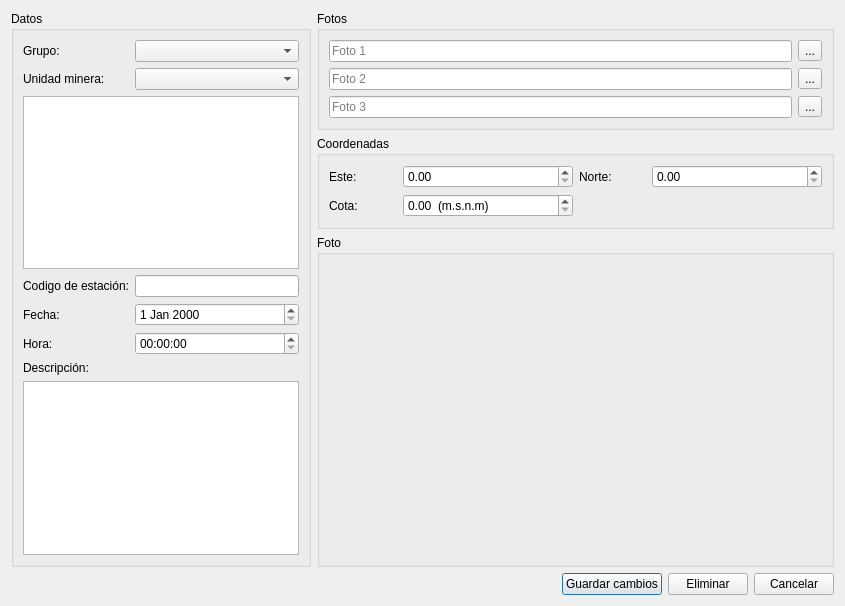
Before: the Qt Designer form editdatadialog.ui in lincolningaroca/SWDataMonitoreo, drawn with Qt 5.
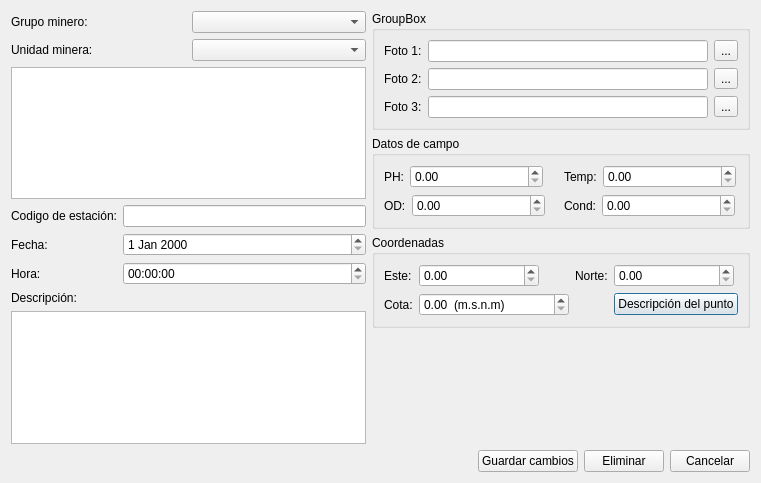
After: the same form once the commit is applied. Icons and pictures are not drawn.

Commit message: agregado formulario de descripcion para puntos, se completo la funcionalidad del formulario editar datos de puntos de monitoreo

```diff
--- a/editdatadialog.ui
+++ b/editdatadialog.ui
@@ -6,113 +6,97 @@
    <rect>
     <x>0</x>
     <y>0</y>
-    <width>845</width>
-    <height>606</height>
+    <width>761</width>
+    <height>483</height>
    </rect>
   </property>
   <property name="windowTitle">
    <string>Dialog</string>
   </property>
-  <layout class="QGridLayout" name="gridLayout_2">
+  <layout class="QGridLayout" name="gridLayout_6">
    <item row="0" column="0">
-    <widget class="QGroupBox" name="groupBox_2">
-     <property name="sizePolicy">
-      <sizepolicy hsizetype="Fixed" vsizetype="Preferred">
-       <horstretch>0</horstretch>
-       <verstretch>0</verstretch>
-      </sizepolicy>
-     </property>
-     <property name="minimumSize">
-      <size>
-       <width>300</width>
-       <height>0</height>
-      </size>
-     </property>
-     <property name="title">
-      <string>Datos</string>
-     </property>
-     <layout class="QGridLayout" name="gridLayout">
-      <item row="0" column="0">
-       <widget class="QLabel" name="label">
-        <property name="text">
-         <string>Grupo:</string>
-        </property>
-       </widget>
-      </item>
-      <item row="0" column="1">
-       <widget class="QComboBox" name="cboGrupo"/>
-      </item>
-      <item row="1" column="0">
-       <widget class="QLabel" name="label_2">
-        <property name="text">
-         <string>Unidad minera:</string>
-        </property>
-       </widget>
-      </item>
-      <item row="1" column="1">
-       <widget class="QComboBox" name="cboUnidad"/>
-      </item>
-      <item row="2" column="0" colspan="2">
-       <widget class="QTableView" name="twEstaciones">
-        <property name="alternatingRowColors">
-         <bool>true</bool>
-        </property>
-        <property name="selectionBehavior">
-         <enum>QAbstractItemView::SelectRows</enum>
-        </property>
-       </widget>
-      </item>
-      <item row="3" column="0">
-       <widget class="QLabel" name="label_3">
-        <property name="text">
-         <string>Codigo de estación:</string>
-        </property>
-       </widget>
-      </item>
-      <item row="3" column="1">
-       <widget class="QLineEdit" name="txtCodigo"/>
-      </item>
-      <item row="4" column="0">
-       <widget class="QLabel" name="label_4">
-        <property name="text">
-         <string>Fecha:</string>
-        </property>
-       </widget>
-      </item>
-      <item row="4" column="1">
-       <widget class="QDateEdit" name="deFecha"/>
-      </item>
-      <item row="5" column="0">
-       <widget class="QLabel" name="label_5">
-        <property name="text">
-         <string>Hora:</string>
-        </property>
-       </widget>
-      </item>
-      <item row="5" column="1">
-       <widget class="QTimeEdit" name="teHora"/>
-      </item>
-      <item row="6" column="0" colspan="2">
-       <layout class="QVBoxLayout" name="verticalLayout">
-        <item>
-         <widget class="QLabel" name="label_6">
-          <property name="text">
-           <string>Descripción:</string>
-          </property>
-         </widget>
-        </item>
-        <item>
-         <widget class="QPlainTextEdit" name="txtDescripcion"/>
-        </item>
-       </layout>
-      </item>
-     </layout>
-    </widget>
+    <layout class="QVBoxLayout" name="verticalLayout">
+     <item>
+      <layout class="QGridLayout" name="gridLayout">
+       <item row="0" column="0">
+        <widget class="QLabel" name="label">
+         <property name="text">
+          <string>Grupo minero:</string>
+         </property>
+        </widget>
+       </item>
+       <item row="0" column="1">
+        <widget class="QComboBox" name="cboGrupo"/>
+       </item>
+       <item row="1" column="0">
+        <widget class="QLabel" name="label_2">
+         <property name="text">
+          <string>Unidad minera:</string>
+         </property>
+        </widget>
+       </item>
+       <item row="1" column="1">
+        <widget class="QComboBox" name="cboUnidad"/>
+       </item>
+      </layout>
+     </item>
+     <item>
+      <widget class="QTableWidget" name="twEstaciones">
+       <property name="selectionBehavior">
+        <enum>QAbstractItemView::SelectRows</enum>
+       </property>
+      </widget>
+     </item>
+     <item>
+      <layout class="QGridLayout" name="gridLayout_2">
+       <item row="0" column="0">
+        <widget class="QLabel" name="label_3">
+         <property name="text">
+          <string>Codigo de estación:</string>
+         </property>
+        </widget>
+       </item>
+       <item row="0" column="1">
+        <widget class="QLineEdit" name="lineEdit"/>
+       </item>
+       <item row="1" column="0">
+        <widget class="QLabel" name="label_4">
+         <property name="text">
+          <string>Fecha:</string>
+         </property>
+        </widget>
+       </item>
+       <item row="1" column="1">
+        <widget class="QDateEdit" name="dateEdit"/>
+       </item>
+       <item row="2" column="0">
+        <widget class="QLabel" name="label_5">
+         <property name="text">
+          <string>Hora:</string>
+         </property>
+        </widget>
+       </item>
+       <item row="2" column="1">
+        <widget class="QTimeEdit" name="timeEdit"/>
+       </item>
+      </layout>
+     </item>
+     <item>
+      <widget class="QLabel" name="label_16">
+       <property name="text">
+        <string>Descripción:</string>
+       </property>
+      </widget>
+     </item>
+     <item>
+      <widget class="QPlainTextEdit" name="plainTextEdit"/>
+     </item>
+    </layout>
    </item>
    <item row="0" column="1">
-    <layout class="QVBoxLayout" name="verticalLayout_3">
+    <layout class="QVBoxLayout" name="verticalLayout_2">
      <item>
-      <widget class="QGroupBox" name="groupBox_3">
+      <widget class="QGroupBox" name="groupBox_2">
        <property name="sizePolicy">
         <sizepolicy hsizetype="Preferred" vsizetype="Fixed">
          <horstretch>0</horstretch>
@@ -120,17 +104,24 @@
         </sizepolicy>
        </property>
        <property name="title">
-        <string>Fotos</string>
+        <string>GroupBox</string>
        </property>
        <layout class="QGridLayout" name="gridLayout_3">
         <item row="0" column="0">
-         <widget class="QLineEdit" name="txtFoto_1">
-          <property name="placeholderText">
-           <string>Foto 1</string>
+         <widget class="QLabel" name="label_6">
+          <property name="text">
+           <string>Foto 1:</string>
           </property>
          </widget>
         </item>
         <item row="0" column="1">
+         <widget class="QLineEdit" name="lineEdit_2">
+          <property name="readOnly">
+           <bool>true</bool>
+          </property>
+         </widget>
+        </item>
+        <item row="0" column="2">
          <widget class="QToolButton" name="toolButton">
           <property name="text">
            <string>...</string>
@@ -138,13 +129,20 @@
          </widget>
         </item>
         <item row="1" column="0">
-         <widget class="QLineEdit" name="txtFoto_2">
-          <property name="placeholderText">
-           <string>Foto 2</string>
+         <widget class="QLabel" name="label_7">
+          <property name="text">
+           <string>Foto 2:</string>
           </property>
          </widget>
         </item>
         <item row="1" column="1">
+         <widget class="QLineEdit" name="lineEdit_3">
+          <property name="readOnly">
+           <bool>true</bool>
+          </property>
+         </widget>
+        </item>
+        <item row="1" column="2">
          <widget class="QToolButton" name="toolButton_2">
           <property name="text">
            <string>...</string>
@@ -152,13 +150,20 @@
          </widget>
         </item>
         <item row="2" column="0">
-         <widget class="QLineEdit" name="txtFoto_3">
-          <property name="placeholderText">
-           <string>Foto 3</string>
+         <widget class="QLabel" name="label_8">
+          <property name="text">
+           <string>Foto 3:</string>
           </property>
          </widget>
         </item>
         <item row="2" column="1">
+         <widget class="QLineEdit" name="lineEdit_4">
+          <property name="readOnly">
+           <bool>true</bool>
+          </property>
+         </widget>
+        </item>
+        <item row="2" column="2">
          <widget class="QToolButton" name="toolButton_3">
           <property name="text">
            <string>...</string>
@@ -177,54 +182,220 @@
         </sizepolicy>
        </property>
        <property name="title">
-        <string>Coordenadas</string>
+        <string>Datos de campo</string>
        </property>
        <layout class="QGridLayout" name="gridLayout_4">
-        <item row="0" column="2">
-         <widget class="QLabel" name="label_8">
-          <property name="text">
-           <string>Norte:</string>
-          </property>
-         </widget>
+        <item row="0" column="0">
+         <layout class="QFormLayout" name="formLayout_3">
+          <item row="0" column="0">
+           <widget class="QLabel" name="label_9">
+            <property name="text">
+             <string>PH:</string>
+            </property>
+           </widget>
+          </item>
+          <item row="0" column="1">
+           <widget class="QDoubleSpinBox" name="dsbPh">
+            <property name="minimumSize">
+             <size>
+              <width>133</width>
+              <height>0</height>
+             </size>
+            </property>
+            <property name="maximumSize">
+             <size>
+              <width>133</width>
+              <height>16777215</height>
+             </size>
+            </property>
+            <property name="readOnly">
+             <bool>false</bool>
+            </property>
+           </widget>
+          </item>
+         </layout>
         </item>
         <item row="0" column="1">
-         <widget class="QDoubleSpinBox" name="doubleSpinBox_4">
-          <property name="minimumSize">
-           <size>
-            <width>170</width>
-            <height>0</height>
-           </size>
-          </property>
-          <property name="maximumSize">
-           <size>
-            <width>150</width>
-            <height>16777215</height>
-           </size>
-          </property>
-          <property name="maximum">
-           <double>99999999.989999994635582</double>
-          </property>
-         </widget>
+         <layout class="QFormLayout" name="formLayout_4">
+          <item row="0" column="0">
+           <widget class="QLabel" name="label_11">
+            <property name="text">
+             <string>Temp:</string>
+            </property>
+           </widget>
+          </item>
+          <item row="0" column="1">
+           <widget class="QDoubleSpinBox" name="dsbTemp">
+            <property name="minimumSize">
+             <size>
+              <width>133</width>
+              <height>0</height>
+             </size>
+            </property>
+            <property name="maximumSize">
+             <size>
+              <width>133</width>
+              <height>16777215</height>
+             </size>
+            </property>
+            <property name="readOnly">
+             <bool>false</bool>
+            </property>
+            <property name="maximum">
+             <double>999.990000000000009</double>
+            </property>
+           </widget>
+          </item>
+         </layout>
         </item>
+        <item row="1" column="0">
+         <layout class="QFormLayout" name="formLayout_5">
+          <item row="0" column="0">
+           <widget class="QLabel" name="label_10">
+            <property name="text">
+             <string>OD:</string>
+            </property>
+           </widget>
+          </item>
+          <item row="0" column="1">
+           <widget class="QDoubleSpinBox" name="dsbOd">
+            <property name="minimumSize">
+             <size>
+              <width>133</width>
+              <height>0</height>
+             </size>
+            </property>
+            <property name="maximumSize">
+             <size>
+              <width>133</width>
+              <height>16777215</height>
+             </size>
+            </property>
+            <property name="readOnly">
+             <bool>false</bool>
+            </property>
+           </widget>
+          </item>
+         </layout>
+        </item>
+        <item row="1" column="1">
+         <layout class="QFormLayout" name="formLayout_6">
+          <item row="0" column="0">
+           <widget class="QLabel" name="label_12">
+            <property name="text">
+             <string>Cond:</string>
+            </property>
+           </widget>
+          </item>
+          <item row="0" column="1">
+           <widget class="QDoubleSpinBox" name="dsbCond">
+            <property name="minimumSize">
+             <size>
+              <width>133</width>
+              <height>0</height>
+             </size>
+            </property>
+            <property name="maximumSize">
+             <size>
+              <width>133</width>
+              <height>16777215</height>
+             </size>
+            </property>
+            <property name="readOnly">
+             <bool>false</bool>
+            </property>
+            <property name="maximum">
+             <double>999999999.990000009536743</double>
+            </property>
+           </widget>
+          </item>
+         </layout>
+        </item>
+       </layout>
+      </widget>
+     </item>
+     <item>
+      <widget class="QGroupBox" name="groupBox_5">
+       <property name="sizePolicy">
+        <sizepolicy hsizetype="Preferred" vsizetype="Fixed">
+         <horstretch>0</horstretch>
+         <verstretch>0</verstretch>
+        </sizepolicy>
+       </property>
+       <property name="title">
+        <string>Coordenadas</string>
+       </property>
+       <layout class="QGridLayout" name="gridLayout_5">
         <item row="0" column="0">
-         <widget class="QLabel" name="label_7">
+         <widget class="QLabel" name="label_13">
           <property name="text">
            <string>Este:</string>
           </property>
          </widget>
         </item>
-        <item row="2" column="0">
-         <widget class="QLabel" name="label_9">
+        <item row="0" column="1">
+         <widget class="QDoubleSpinBox" name="dsbEste">
+          <property name="minimumSize">
+           <size>
+            <width>120</width>
+            <height>0</height>
+           </size>
+          </property>
+          <property name="maximumSize">
+           <size>
+            <width>120</width>
+            <height>16777215</height>
+           </size>
+          </property>
+          <property name="maximum">
+           <double>9999999999.000000000000000</double>
+          </property>
+         </widget>
+        </item>
+        <item row="0" column="2">
+         <widget class="QLabel" name="label_14">
+          <property name="text">
+           <string>Norte:</string>
+          </property>
+         </widget>
+        </item>
+        <item row="0" column="3">
+         <widget class="QDoubleSpinBox" name="dsbNorte">
+          <property name="minimumSize">
+           <size>
+            <width>120</width>
+            <height>0</height>
+           </size>
+          </property>
+          <property name="maximumSize">
+           <size>
+            <width>120</width>
+            <height>16777215</height>
+           </size>
+          </property>
+          <property name="maximum">
+           <double>9999999999.000000000000000</double>
+          </property>
+         </widget>
+        </item>
+        <item row="1" column="0">
+         <widget class="QLabel" name="label_15">
           <property name="text">
            <string>Cota:</string>
           </property>
          </widget>
         </item>
-        <item row="2" column="1">
-         <widget class="QDoubleSpinBox" name="doubleSpinBox_6">
+        <item row="1" column="1">
+         <widget class="QDoubleSpinBox" name="dsbCota">
+          <property name="minimumSize">
+           <size>
+            <width>150</width>
+            <height>0</height>
+           </size>
+          </property>
           <property name="maximumSize">
            <size>
-            <width>170</width>
+            <width>150</width>
             <height>16777215</height>
            </size>
           </property>
@@ -232,57 +403,40 @@
            <string>  (m.s.n.m)</string>
           </property>
           <property name="maximum">
-           <double>99999999999.990005493164063</double>
+           <double>9999999999.000000000000000</double>
           </property>
          </widget>
         </item>
-        <item row="0" column="3">
-         <widget class="QDoubleSpinBox" name="doubleSpinBox_5">
-          <property name="minimumSize">
-           <size>
-            <width>170</width>
-            <height>0</height>
-           </size>
-          </property>
-          <property name="maximumSize">
-           <size>
-            <width>150</width>
-            <height>16777215</height>
-           </size>
-          </property>
-          <property name="maximum">
-           <double>99999999.989999994635582</double>
-          </property>
-         </widget>
-        </item>
-       </layout>
-      </widget>
-     </item>
-     <item>
-      <widget class="QGroupBox" name="groupBox">
-       <property name="sizePolicy">
-        <sizepolicy hsizetype="Expanding" vsizetype="Preferred">
-         <horstretch>0</horstretch>
-         <verstretch>0</verstretch>
-        </sizepolicy>
-       </property>
-       <property name="title">
-        <string>Foto</string>
-       </property>
-       <layout class="QVBoxLayout" name="verticalLayout_2">
-        <item>
-         <widget class="QLabel" name="lblImagen">
+        <item row="1" column="3">
+         <widget class="QPushButton" name="pushButton">
           <property name="text">
-           <string/>
+           <string>Descripción del punto</string>
+          </property>
+          <property name="icon">
+           <iconset resource="rsc.qrc">
+            <normaloff>:/img/ui_-09-128.png</normaloff>:/img/ui_-09-128.png</iconset>
           </property>
          </widget>
         </item>
        </layout>
       </widget>
      </item>
+     <item>
+      <spacer name="verticalSpacer">
+       <property name="orientation">
+        <enum>Qt::Vertical</enum>
+       </property>
+       <property name="sizeHint" stdset="0">
+        <size>
+         <width>20</width>
+         <height>40</height>
+        </size>
+       </property>
+      </spacer>
+     </item>
     </layout>
    </item>
-   <item row="1" column="1">
+   <item row="1" column="0" colspan="2">
     <layout class="QHBoxLayout" name="horizontalLayout">
      <item>
       <spacer name="horizontalSpacer">
@@ -291,7 +445,7 @@
        </property>
        <property name="sizeHint" stdset="0">
         <size>
-         <width>40</width>
+         <width>210</width>
          <height>20</height>
         </size>
        </property>
```
Left out of the diff: 5 changed lines with no effect on the pictures. The commit also changes 12 other files.
